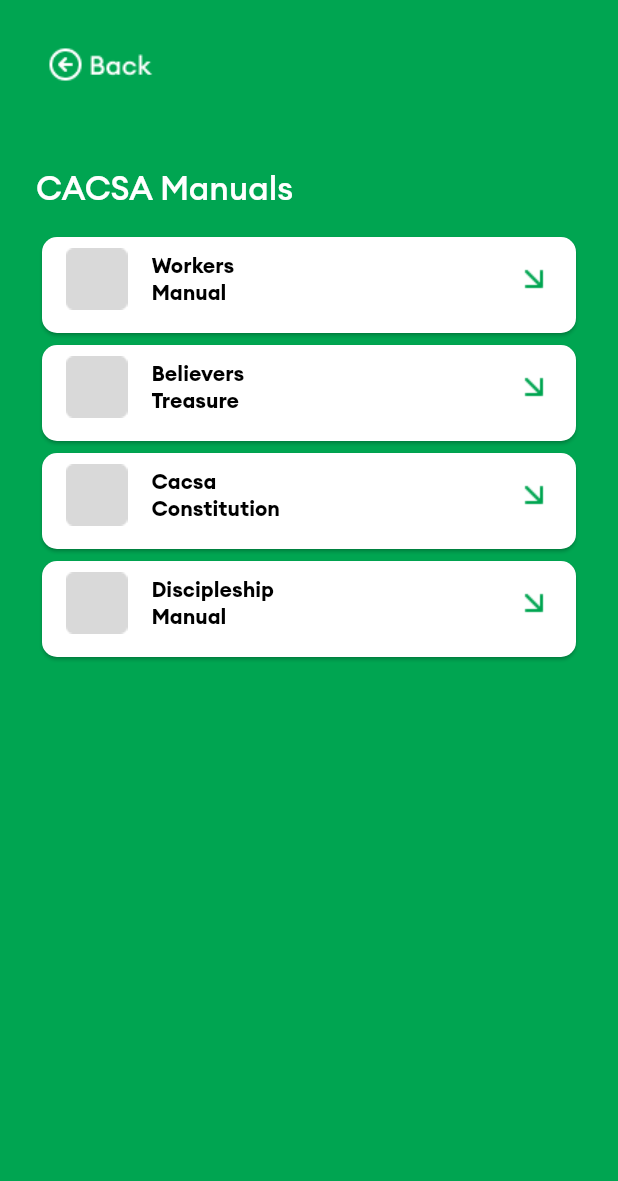
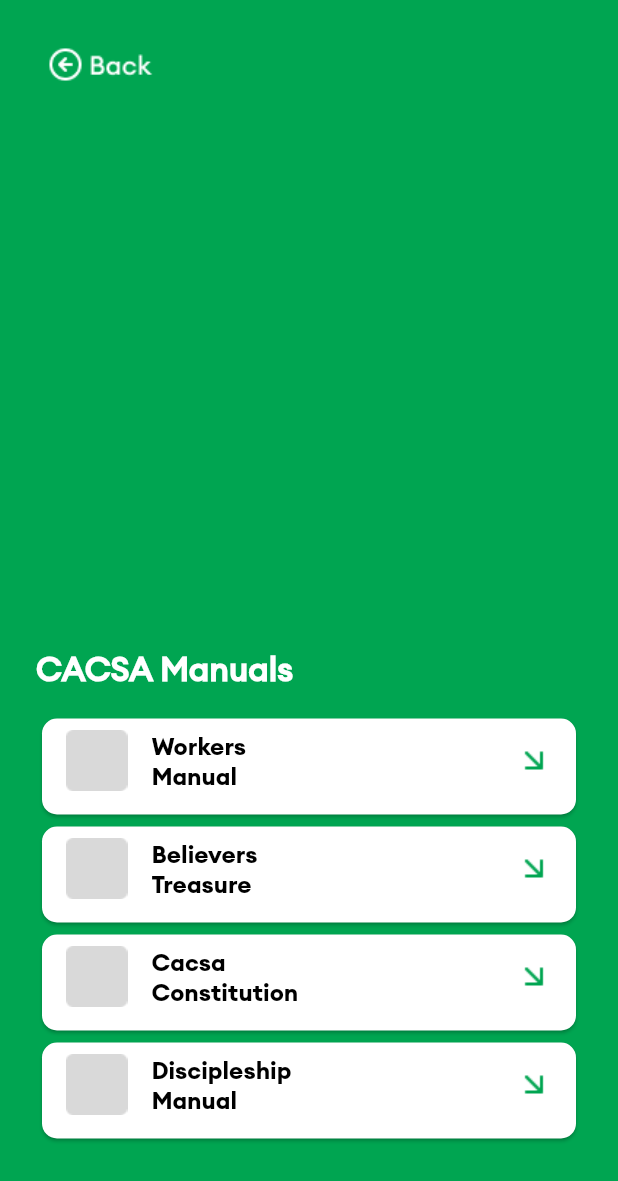
Before and after one commit to YemiKrist/Devotion, a Flutter app: the Manuals screen opened by its route, on a phone screen of 412 x 824 dp. Shown: the top 1181 px of the screen. Run offline on Flutter 3.47's test engine with Material 2 defaults, Android fonts, the light colour scheme and no system bars; our stand-ins replace cloud_firestore, firebase_auth, firebase_core, get; accounts and stored records are empty; network calls fail.

Commit message:
Events Card

```diff
--- a/lib/screens/daily_walk.dart
+++ b/lib/screens/daily_walk.dart
@@ -26,6 +26,7 @@
                   style: const TextStyle(
                     fontWeight: FontWeight.w600,
                     fontSize: 24,
+                    fontFamily: 'Euclid-SemiBold',
                   ),
                 ),
                 addVerticalSpace(6),
--- a/lib/screens/manuals/manuals.dart
+++ b/lib/screens/manuals/manuals.dart
@@ -19,12 +19,19 @@
             //  margin: const EdgeInsets.symmetric(),
             child: Column(
               crossAxisAlignment: CrossAxisAlignment.start,
+              mainAxisSize: MainAxisSize.max,
+              mainAxisAlignment: MainAxisAlignment.end,
               children: [
                 const MyWAppBar(),
                 addVerticalSpace(25),
-                Text(
-                  'CACSA Manuals',
-                  style: themeData.textTheme.headline3,
+                Expanded(
+                  child: Align(
+                    alignment: FractionalOffset.bottomLeft,
+                    child: Text(
+                      'CACSA Manuals',
+                      style: themeData.textTheme.headline3,
+                    ),
+                  ),
                 ),
                 addVerticalSpace(15),
                 Expanded(
@@ -49,6 +56,7 @@
                                     trailing: Image.asset(ArrowIcon),
                                     onTap: () {},
                                   ))),
+                          //addVerticalSpace(20),
                         ],
                       ),
                     );
--- a/lib/utils/colors.dart
+++ b/lib/utils/colors.dart
@@ -4,9 +4,12 @@
 const primaryBgColor = Color(0xFF00A551);
 const gradientColor1 = Color(0xFFD9D9D9);
 const gradientColor2 = Color(0xFF3D3C3C);
-const eventsBgColor = Color(0xFFF8F8F8);
+const eventsBgColor = Color(0xFFD9D9D9);
 // Text Colors
 const textColorBlack = Color(0xFF000000);
 const textColorWhite = Color(0xFFFFFFFF);
 const textColorSub = Color(0xFFA4A4A4);
 const textColorGreen = Color(0xFF00A551);
+
+//border
+const borderColor = Color(0xFF1F1F1F);
--- a/lib/utils/text-theme.dart
+++ b/lib/utils/text-theme.dart
@@ -15,24 +15,24 @@
       fontFamily: 'Euclid-SemiBold'),
   headline3: TextStyle(
       color: textColorWhite,
-      fontWeight: FontWeight.w500,
+      fontWeight: FontWeight.w700,
       fontSize: 22,
       fontFamily: 'Euclid-Medium'),
   headline4: TextStyle(
       color: textColorBlack,
       fontWeight: FontWeight.w600,
-      fontSize: 14,
+      fontSize: 16,
       fontFamily: 'Euclid-Bold'),
   subtitle1: TextStyle(
       color: textColorSub,
       fontWeight: FontWeight.w400,
       fontStyle: FontStyle.normal,
-      fontSize: 12),
+      fontSize: 16),
   bodyText1: TextStyle(
       color: textColorBlack,
       fontWeight: FontWeight.w400,
       fontStyle: FontStyle.normal,
-      fontSize: 14),
+      fontSize: 16),
 );
 
 const TextTheme TEXT_THEME_SMALL = TextTheme(
@@ -48,22 +48,22 @@
       fontFamily: 'Euclid-SemiBold'),
   headline3: TextStyle(
       color: textColorWhite,
-      fontWeight: FontWeight.w500,
+      fontWeight: FontWeight.w700,
       fontSize: 20,
       fontFamily: 'Euclid-Medium'),
   headline4: TextStyle(
       color: textColorBlack,
       fontWeight: FontWeight.w600,
-      fontSize: 14,
+      fontSize: 16,
       fontFamily: 'Euclid-Bold'),
   subtitle1: TextStyle(
       color: textColorSub,
       fontWeight: FontWeight.w400,
       fontStyle: FontStyle.normal,
-      fontSize: 12),
+      fontSize: 14),
   bodyText1: TextStyle(
       color: textColorBlack,
       fontWeight: FontWeight.w400,
       fontStyle: FontStyle.normal,
-      fontSize: 14),
+      fontSize: 16),
 );
```
Also changed, not shown: lib/screens/events/months_event_view.dart (+34 -8 lines).
